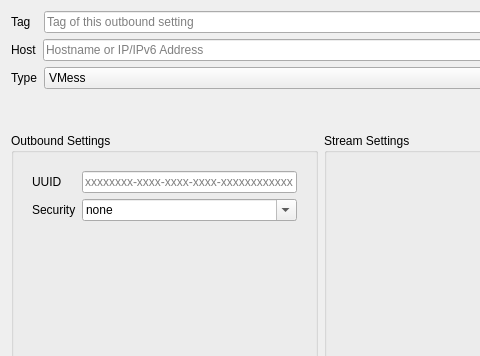
The window that src/ui/editors/w_OutboundEditor.ui (Qv2ray/Qv2ray) describes before a commit, drawn with Qt 5; both pictures show x 0 to 480 and y 0 to 356 of the 920 by 596 pixel window.
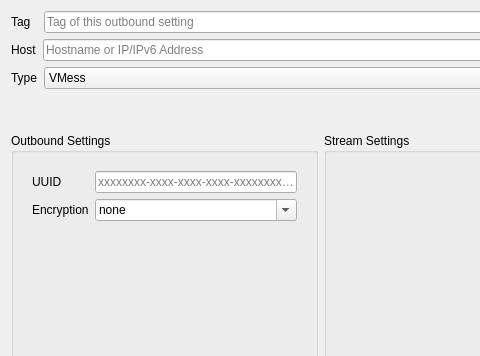
The same window after the commit. The open tabs and pages were chosen to show the change.

Commit message: fix: security -> encryption

Diff of the .ui file:
```diff
--- a/src/ui/editors/w_OutboundEditor.ui
+++ b/src/ui/editors/w_OutboundEditor.ui
@@ -344,7 +344,7 @@
           <item row="1" column="0">
            <widget class="QLabel" name="securityLabel_2">
             <property name="text">
-             <string>Security</string>
+             <string>Encryption</string>
             </property>
            </widget>
           </item>
```
The commit also changes 3 other files.
